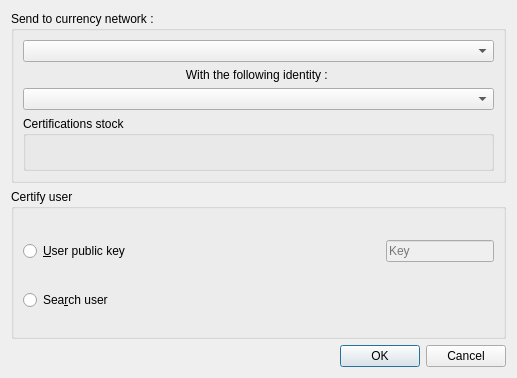
The window that src/sakia/gui/dialogs/certification/certification.ui (duniter/sakia) describes before a commit, drawn with Qt 5.
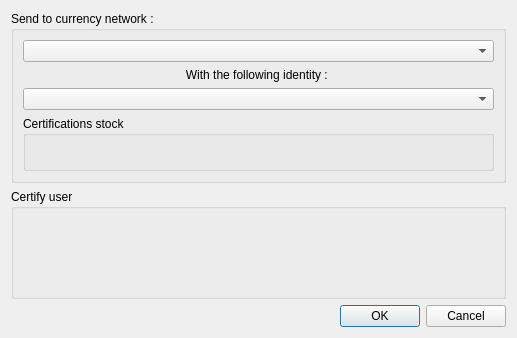
The same window after the commit.

Commit message: Certification dialog : OK

```diff
--- a/src/sakia/gui/dialogs/certification/certification.ui
+++ b/src/sakia/gui/dialogs/certification/certification.ui
@@ -7,7 +7,7 @@
     <x>0</x>
     <y>0</y>
     <width>517</width>
-    <height>378</height>
+    <height>338</height>
    </rect>
   </property>
   <property name="windowTitle">
@@ -66,107 +66,14 @@
      <property name="title">
       <string>Certify user</string>
      </property>
-     <layout class="QHBoxLayout" name="horizontalLayout_5">
-      <item>
-       <layout class="QVBoxLayout" name="layout_target_choice">
-        <property name="topMargin">
-         <number>6</number>
-        </property>
-        <item>
-         <layout class="QHBoxLayout" name="layout_mode_pubkey">
-          <item>
-           <widget class="QRadioButton" name="radio_pubkey">
-            <property name="text">
-             <string>&amp;User public key</string>
-            </property>
-            <property name="checked">
-             <bool>false</bool>
-            </property>
-           </widget>
-          </item>
-          <item>
-           <spacer name="horizontalSpacer_2">
-            <property name="orientation">
-             <enum>Qt::Horizontal</enum>
-            </property>
-            <property name="sizeType">
-             <enum>QSizePolicy::Maximum</enum>
-            </property>
-            <property name="sizeHint" stdset="0">
-             <size>
-              <width>40</width>
-              <height>20</height>
-             </size>
-            </property>
-           </spacer>
-          </item>
-          <item>
-           <widget class="QLineEdit" name="edit_pubkey">
-            <property name="enabled">
-             <bool>false</bool>
-            </property>
-            <property name="sizePolicy">
-             <sizepolicy hsizetype="Maximum" vsizetype="Fixed">
-              <horstretch>0</horstretch>
-              <verstretch>0</verstretch>
-             </sizepolicy>
-            </property>
-            <property name="inputMask">
-             <string/>
-            </property>
-            <property name="text">
-             <string/>
-            </property>
-            <property name="placeholderText">
-             <string>Key</string>
-            </property>
-           </widget>
-          </item>
-         </layout>
-        </item>
-        <item>
-         <layout class="QHBoxLayout" name="layout_mode_search">
-          <property name="topMargin">
-           <number>6</number>
-          </property>
-          <item>
-           <widget class="QRadioButton" name="radio_search">
-            <property name="sizePolicy">
-             <sizepolicy hsizetype="Minimum" vsizetype="Fixed">
-              <horstretch>0</horstretch>
-              <verstretch>0</verstretch>
-             </sizepolicy>
-            </property>
-            <property name="text">
-             <string>Sea&amp;rch user</string>
-            </property>
-           </widget>
-          </item>
-          <item>
-           <spacer name="horizontalSpacer_3">
-            <property name="orientation">
-             <enum>Qt::Horizontal</enum>
-            </property>
-            <property name="sizeType">
-             <enum>QSizePolicy::Maximum</enum>
-            </property>
-            <property name="sizeHint" stdset="0">
-             <size>
-              <width>40</width>
-              <height>20</height>
-             </size>
-            </property>
-           </spacer>
-          </item>
-         </layout>
-        </item>
-       </layout>
-      </item>
-     </layout>
+     <layout class="QVBoxLayout" name="verticalLayout_3"/>
     </widget>
    </item>
    <item>
     <widget class="QDialogButtonBox" name="button_box">
+     <property name="enabled">
+      <bool>true</bool>
+     </property>
      <property name="orientation">
       <enum>Qt::Horizontal</enum>
      </property>
```
Left out of the diff: 2 changed lines with no effect on the pictures. The commit also changes 9 other files.
